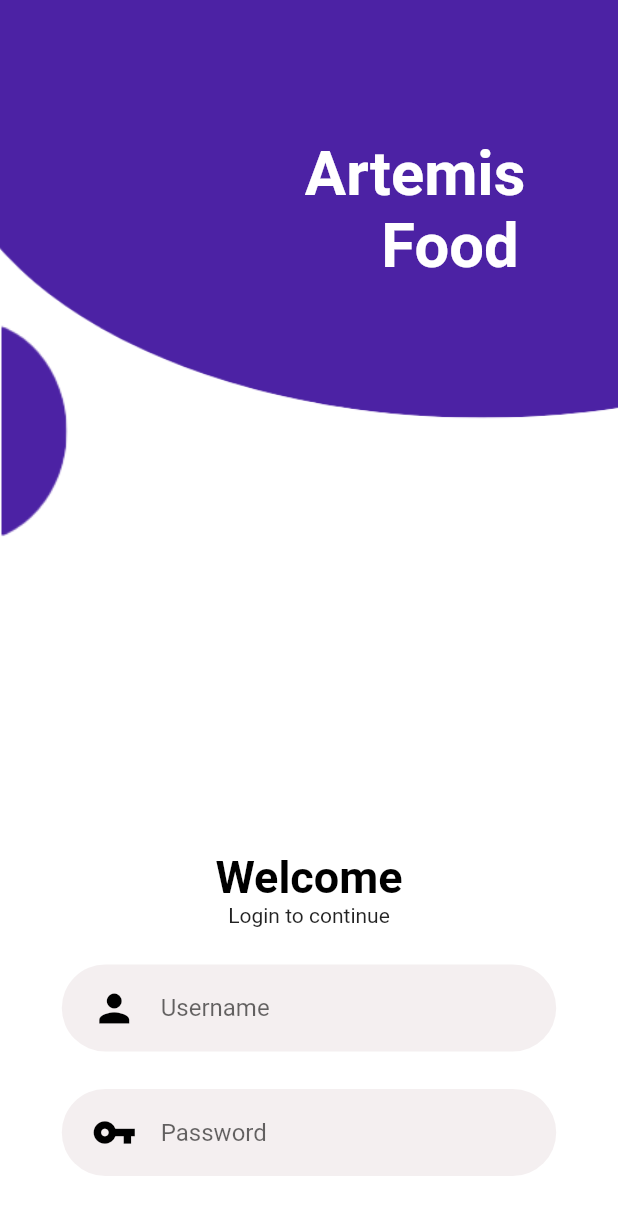
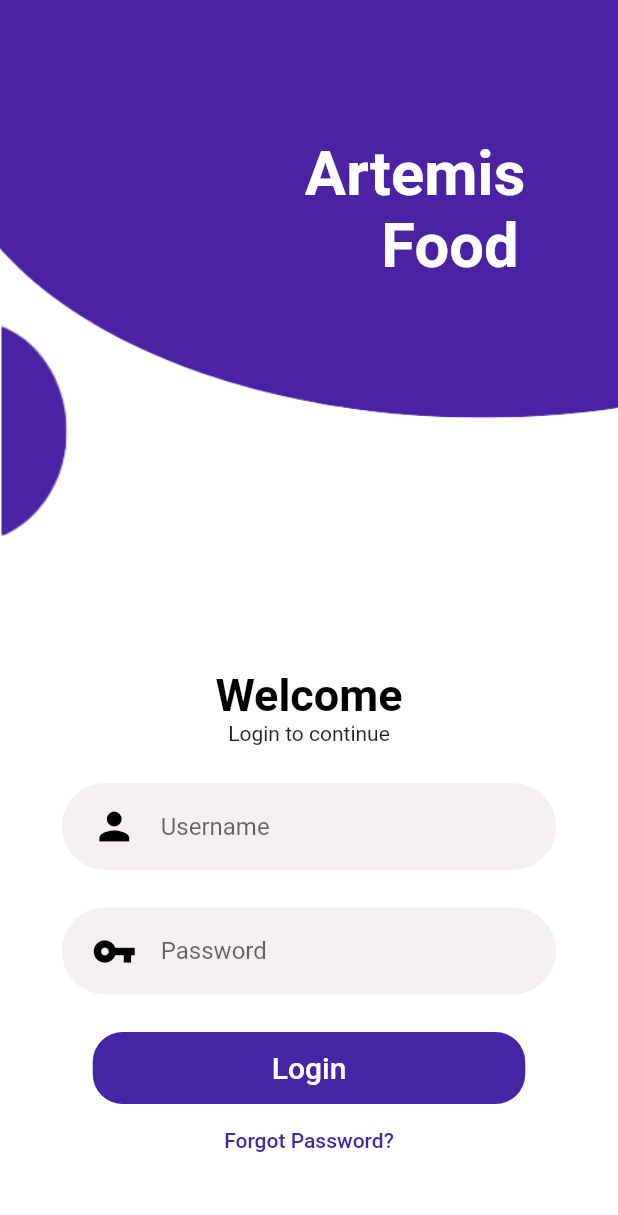
Before and after one commit to RogerFranck/ArtemisFood-Mobile, a Flutter app: the screen it shows after launch, on a phone screen of 412 x 824 dp. Shown: the top 1215 px of the screen. Run offline on Flutter 3.47's test engine with Material 2 defaults, Android fonts, the phone set to English and light mode, and no system bars.

Commit message:
Login 3/4

```diff
--- a/artemisfood/lib/main.dart
+++ b/artemisfood/lib/main.dart
@@ -1,61 +1,5 @@
-//Mi chat : perdón me buggee xdddd
-import 'package:artemisfood/src/components/TextFieldContainer.dart';
-import 'package:artemisfood/src/components/background.dart';
-import 'package:artemisfood/src/components/rounded_input_field.dart';
+import 'package:artemisfood/src/app.dart';
 import 'package:flutter/material.dart';
 
-void main() => runApp(Login());
 
-class Login extends StatelessWidget {
-  const Login({Key key}) : super(key: key);
-
-  @override
-  Widget build(BuildContext context) {
-    //Size size = MediaQuery.of(context).size;
-    return MaterialApp(
-      debugShowCheckedModeBanner: false,
-      theme: ThemeData(
-        primaryColor: Color(0xFF4527A0),
-        scaffoldBackgroundColor: Colors.white,
-      ),
-      home: Scaffold(
-        //Pinches snippets
-        body: SingleChildScrollView(
-          child: Background(
-            child: Container(
-              margin: EdgeInsets.only(bottom: 40.0),
-              width: double.infinity,
-              height: double.infinity,
-              child: Column(
-                mainAxisAlignment: MainAxisAlignment.end, //Osea mientras voy añadiendo más cosas se va subiendo
-                children: <Widget>[
-                  Text(
-                    'Welcome',
-                    style: TextStyle( fontSize: 30.0, color: Colors.black, fontWeight: FontWeight.bold ) //Son el valor de las propiedades de la clase
-                  ),
-                  Text(
-                    'Login to continue',
-                  ),
-                  TextFieldContainer(
-                    child: RoundedInputField(
-                      hintText: 'Username',
-                      icon: Icons.person,
-                      onChanged: (value) {},
-                    ),
-                  ),
-                  TextFieldContainer(
-                    child: RoundedInputField(
-                      hintText: 'Password',
-                      icon: Icons.vpn_key,
-                      onChanged: (value) {},
-                    ),
-                  ),
-                ],
-              ),
-            ),
-          ),
-        ),
-      ),
-    );
-  }
-}
+void main() => runApp(App());
--- /dev/null
+++ b/artemisfood/lib/src/app.dart
@@ -0,0 +1,19 @@
+import 'package:artemisfood/src/pages/Login.dart';
+import 'package:flutter/material.dart';
+
+class App extends StatelessWidget {
+  const App({Key key}) : super(key: key);
+
+  @override
+  Widget build(BuildContext context) {
+    //Size size = MediaQuery.of(context).size;
+    return MaterialApp(
+      debugShowCheckedModeBanner: false,
+      theme: ThemeData(
+        primaryColor: Color(0xFF4527A0),
+        scaffoldBackgroundColor: Colors.white,
+      ),
+      home: Login()
+    );
+  }
+}
--- a/artemisfood/lib/src/components/RoundedButton.dart
+++ b/artemisfood/lib/src/components/RoundedButton.dart
@@ -1,12 +1,30 @@
 import 'package:flutter/material.dart';
 
 class RoundedButton extends StatelessWidget {
-  const RoundedButton({Key key}) : super(key: key);
+  final String hintText;
+  final Function onPress;
+  const RoundedButton({Key key, this.hintText, this.onPress}) : super(key: key);
 
   @override
   Widget build(BuildContext context) {
+    Size size = MediaQuery.of(context).size;
     return Container(
-      //Bueno pues dejo de compartir pantalla
+        width: size.width * 0.70,
+        margin: EdgeInsets.only( top: 25.0 ),
+        decoration: BoxDecoration(
+          borderRadius: BorderRadius.circular(20.0),
+          color: Color(0xFF4525a4)
+        ),
+        child: FlatButton(
+          onPressed: onPress ,
+          child: Text(
+            hintText,
+            style: TextStyle(
+              fontSize: 20.0,
+              color: Colors.white
+            ),
+          ),
+        ),
     );
   }
 }
--- /dev/null
+++ b/artemisfood/lib/src/components/TextButton.dart
@@ -0,0 +1,22 @@
+import 'package:flutter/material.dart';
+
+class TextButton extends StatelessWidget {
+  final String hintText;
+  final Function onPress;
+  const TextButton({Key key, this.hintText, this.onPress}) : super(key: key);
+
+  @override
+  Widget build(BuildContext context) {
+    return Container(
+      child: FlatButton(
+        onPressed: onPress,
+        child: Text(
+          hintText,
+          style: TextStyle(
+            color: Color(0xFF4525a4)
+          ),
+          )
+      ),
+    );
+  }
+}
--- /dev/null
+++ b/artemisfood/lib/src/pages/Login.dart
@@ -0,0 +1,59 @@
+import 'package:artemisfood/src/components/RoundedButton.dart';
+import 'package:artemisfood/src/components/TextButton.dart';
+import 'package:artemisfood/src/components/TextFieldContainer.dart';
+import 'package:artemisfood/src/components/background.dart';
+import 'package:artemisfood/src/components/rounded_input_field.dart';
+import 'package:flutter/material.dart';
+
+class Login extends StatelessWidget {
+  const Login({Key key}) : super(key: key);
+
+  @override
+  Widget build(BuildContext context) {
+    return Scaffold(
+        body: SingleChildScrollView(
+          child: Background(
+            child: Container(
+              margin: EdgeInsets.only(bottom: 40.0),
+              width: double.infinity,
+              height: double.infinity,
+              child: Column(
+                mainAxisAlignment: MainAxisAlignment.end, //Osea mientras voy añadiendo más cosas se va subiendo
+                children: <Widget>[
+                  Text(
+                    'Welcome',
+                    style: TextStyle( fontSize: 30.0, color: Colors.black, fontWeight: FontWeight.bold ) //Son el valor de las propiedades de la clase
+                  ),
+                  Text(
+                    'Login to continue',
+                  ),
+                  TextFieldContainer(
+                    child: RoundedInputField(
+                      hintText: 'Username',
+                      icon: Icons.person,
+                      onChanged: (value) {},
+                    ),
+                  ),
+                  TextFieldContainer(
+                    child: RoundedInputField(
+                      hintText: 'Password',
+                      icon: Icons.vpn_key,
+                      onChanged: (value) {},
+                    ),
+                  ),
+                  RoundedButton(
+                    hintText: 'Login',
+                    onPress: () {},
+                  ),
+                  TextButton(
+                    hintText: 'Forgot Password?',
+                    onPress: () {},
+                  ),
+                ],
+              ),
+            ),
+          ),
+        ),
+    );
+  }
+}
```
